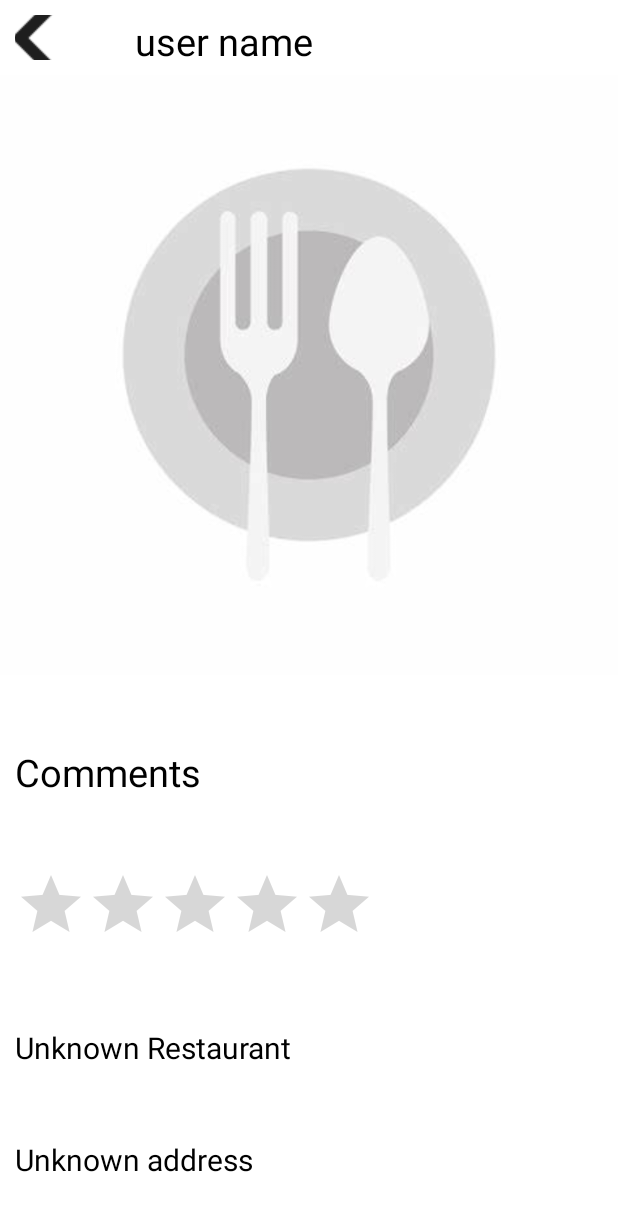
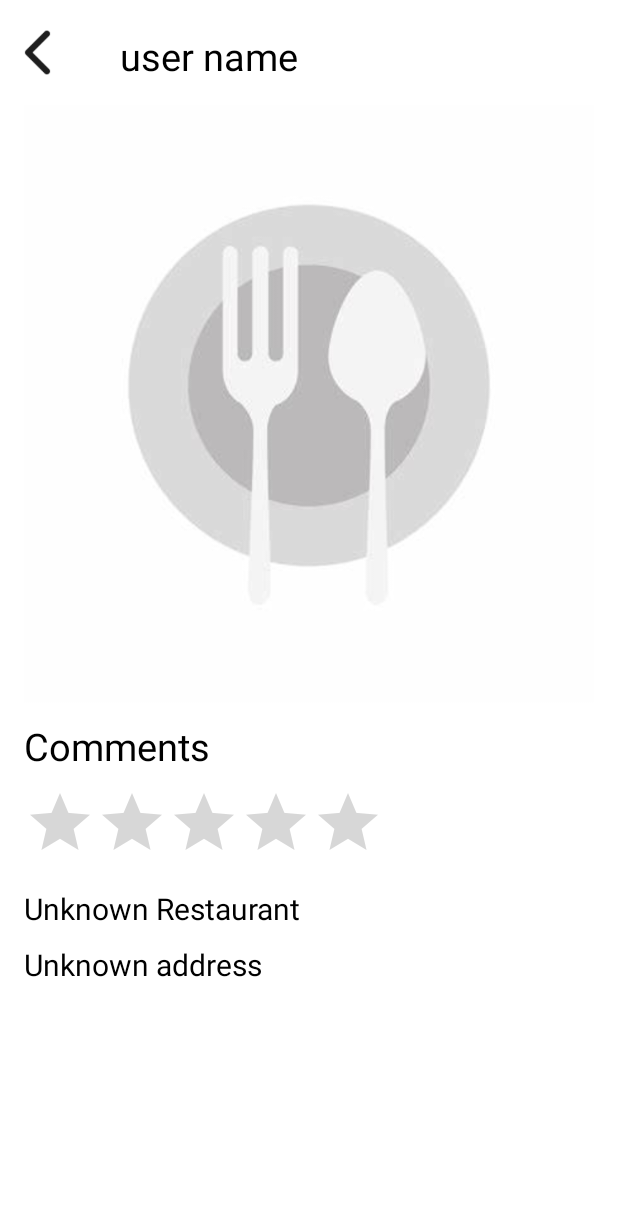
Before and after one commit to pant3ha/ResCovery, an Android app: the fragment PostFragment shown on its own in the app's theme, on a phone screen of 412 x 824 dp. Shown: the top 1211 px of the screen. Run offline under Robolectric (Android 15) with nearby library versions, the light colour scheme and no system bars; our stand-ins replace Firebase (no records; nobody signed in at launch, a user with empty details on screens opened directly), Room's generated code; libraries missing offline, so code that uses them is left out: androidx.privacysandbox.ads; 5 statements that could not run were skipped.

Commit message:
update styles

```diff
--- a/ResCovery/app/src/main/java/com/example/rescovery/ui/home/fragments/RestaurantFragment.kt
+++ b/ResCovery/app/src/main/java/com/example/rescovery/ui/home/fragments/RestaurantFragment.kt
@@ -115,7 +115,7 @@ class RestaurantFragment : Fragment() {
             view.findViewById<TextView>(R.id.name)?.text = restaurant?.restaurantName ?: "Unknown"
             view.findViewById<TextView>(R.id.address)?.text = restaurant?.restaurantAddress ?: "Unknown"
             view.findViewById<TextView>(R.id.description)?.text = restaurant?.description ?: "Unknown"
-            view.findViewById<TextView>(R.id.price_range)?.text = restaurant?.priceRange ?: "Unknown"
+            view.findViewById<TextView>(R.id.price_range)?.text = "\$ ${restaurant?.priceRange}" ?: "Unknown"
             view.findViewById<TextView>(R.id.phone)?.text = restaurant?.phoneNumber ?: "Unknown"
             view.findViewById<RatingBar>(R.id.overall_rating).rating = (restaurant?.overallRating ?: 5.0).toFloat()
         }
--- a/ResCovery/app/src/main/res/layout/activity_account_settings.xml
+++ b/ResCovery/app/src/main/res/layout/activity_account_settings.xml
@@ -26,8 +26,8 @@
 
             <ImageView
                 android:id="@+id/profile_close_btn"
-                android:layout_width="30dp"
-                android:layout_height="30dp"
+                android:layout_width="50dp"
+                android:layout_height="50dp"
                 android:layout_alignParentStart="true"
                 android:src="@drawable/left"/>
 
@@ -36,6 +36,8 @@
                 android:layout_height="wrap_content"
                 android:layout_centerHorizontal="true"
                 android:layout_centerVertical="true"
+                android:textSize="20sp"
+                android:textStyle="bold"
                 android:text="Edit Profile"/>
 
         </RelativeLayout>
--- a/ResCovery/app/src/main/res/layout/activity_add_post.xml
+++ b/ResCovery/app/src/main/res/layout/activity_add_post.xml
@@ -4,6 +4,7 @@
     xmlns:tools="http://schemas.android.com/tools"
     android:layout_width="match_parent"
     android:layout_height="match_parent"
+    android:layout_marginTop="16dp"
     android:padding="16dp"
     tools:context=".AddPostActivity">
 
@@ -26,8 +27,8 @@
 
             <ImageView
                 android:id="@+id/add_post_close_btn"
-                android:layout_width="30dp"
-                android:layout_height="30dp"
+                android:layout_width="50dp"
+                android:layout_height="50dp"
                 android:layout_alignParentStart="true"
                 android:src="@drawable/left"/>
 
--- a/ResCovery/app/src/main/res/layout/fragment_post.xml
+++ b/ResCovery/app/src/main/res/layout/fragment_post.xml
@@ -1,50 +1,39 @@
 <?xml version="1.0" encoding="utf-8"?>
-<androidx.constraintlayout.widget.ConstraintLayout xmlns:android="http://schemas.android.com/apk/res/android"
+<LinearLayout xmlns:android="http://schemas.android.com/apk/res/android"
     xmlns:app="http://schemas.android.com/apk/res-auto"
     xmlns:tools="http://schemas.android.com/tools"
     android:layout_width="match_parent"
     android:layout_height="match_parent"
+    android:orientation="vertical"
     android:background="@color/white">
 
 
     <LinearLayout
         android:id="@+id/profile_info"
         android:layout_width="match_parent"
-        android:layout_height="30dp"
+        android:layout_height="wrap_content"
         android:layout_marginTop="10dp"
-        app:layout_constraintTop_toTopOf="parent"
-        app:layout_constraintBottom_toTopOf="@+id/photo_container"
-        app:layout_constraintRight_toRightOf="parent"
-        app:layout_constraintLeft_toLeftOf="parent">
+        android:orientation="horizontal">
         <ImageButton
             android:id="@+id/back_btn"
-            android:layout_width="30dp"
-            android:layout_height="30dp"
-            android:layout_marginLeft="10dp"
-            app:srcCompat="@drawable/left"
-            app:layout_constraintLeft_toLeftOf="parent"
-            app:layout_constraintBottom_toBottomOf="@+id/photo_container"
-            app:layout_constraintTop_toTopOf="parent"/>
+            android:layout_width="50dp"
+            android:layout_height="50dp"
+            android:layout_gravity="center"
+            android:background="@drawable/left" />
         <ImageView
             android:id="@+id/profile_picture"
             android:layout_width="30dp"
             android:layout_height="30dp"
-            android:layout_marginLeft="10dp"
-            app:layout_constraintTop_toTopOf="parent"
-            app:layout_constraintBottom_toTopOf="@+id/photo_container"
-            app:layout_constraintLeft_toRightOf="@id/back_btn"/>
+            android:layout_gravity="center" />
 
         <TextView
             android:id="@+id/user_name"
             android:layout_width="wrap_content"
             android:layout_height="30dp"
-            android:layout_marginLeft="10dp"
             android:text="user name"
             android:textSize="25sp"
-            android:textColor="@color/black"
-            app:layout_constraintTop_toTopOf="parent"
-            app:layout_constraintBottom_toTopOf="@+id/photo_container"
-            app:layout_constraintLeft_toRightOf="@id/profile_picture"/>
+            android:layout_gravity="center"
+            android:textColor="@color/black" />
     </LinearLayout>
 
     <ImageView
@@ -52,64 +41,46 @@
         android:layout_width="match_parent"
         android:layout_height="400dp"
         android:layout_marginTop="10dp"
-        android:scaleType="centerCrop"
-        app:layout_constraintTop_toBottomOf="@id/profile_info"/>
+        android:layout_marginHorizontal="16dp"
+        android:scaleType="centerCrop" />
 
     <TextView
         android:id="@+id/comments"
         android:layout_width="match_parent"
         android:layout_height="wrap_content"
         android:layout_marginTop="10dp"
-        android:layout_marginRight="10dp"
+        android:layout_marginHorizontal="16dp"
         android:text="Comments"
         android:textSize="25sp"
-        android:textColor="@color/black"
-        android:layout_marginLeft="10dp"
-        app:layout_constraintLeft_toLeftOf="parent"
-        app:layout_constraintRight_toRightOf="parent"
-        app:layout_constraintBottom_toTopOf="@+id/rating"
-        app:layout_constraintTop_toBottomOf="@id/photo_container"/>
+        android:textColor="@color/black" />
 
     <RatingBar
         android:id="@+id/rating"
         android:layout_width="wrap_content"
         android:layout_height="wrap_content"
-        android:layout_gravity="center"
-        android:layout_marginLeft="10dp"
-        android:layout_marginRight="10dp"
+        android:layout_marginHorizontal="16dp"
         android:layout_marginTop="10dp"
         android:progressTint="@color/gold"
-        android:isIndicator="true"
-        app:layout_constraintBottom_toTopOf="@id/restaurant_name"
-        app:layout_constraintLeft_toLeftOf="parent"
-        app:layout_constraintTop_toBottomOf="@id/comments" />
+        android:isIndicator="true" />
 
     <TextView
         android:layout_width="match_parent"
         android:layout_height="wrap_content"
         android:layout_marginTop="10dp"
         android:id="@+id/restaurant_name"
-        android:layout_marginLeft="10dp"
-        android:layout_marginRight="10dp"
+        android:layout_marginHorizontal="16dp"
         android:text="Restaurant name"
         android:textColor="@color/black"
-        android:textSize="20sp"
-        app:layout_constraintLeft_toLeftOf="parent"
-        app:layout_constraintTop_toBottomOf="@id/rating"
-        app:layout_constraintBottom_toTopOf="@id/restaurant_address"/>
+        android:textSize="20sp" />
 
     <TextView
         android:layout_width="match_parent"
         android:layout_height="wrap_content"
         android:layout_marginTop="10dp"
         android:id="@+id/restaurant_address"
-        android:layout_marginLeft="10dp"
-        android:layout_marginRight="10dp"
+        android:layout_marginHorizontal="16dp"
         android:text="Restaurant address"
         android:textColor="@color/black"
-        android:textSize="20sp"
-        app:layout_constraintLeft_toLeftOf="parent"
-        app:layout_constraintTop_toBottomOf="@id/restaurant_name"
-        app:layout_constraintBottom_toBottomOf="parent"/>
+        android:textSize="20sp" />
 
-</androidx.constraintlayout.widget.ConstraintLayout>
+</LinearLayout>
--- a/ResCovery/app/src/main/res/layout/fragment_restaurant.xml
+++ b/ResCovery/app/src/main/res/layout/fragment_restaurant.xml
@@ -9,10 +9,9 @@
 
     <ImageButton
         android:id="@+id/close_btn"
-        android:layout_width="30dp"
-        android:layout_height="30dp"
-        android:layout_marginLeft="10dp"
-        android:src="@drawable/left"
+        android:layout_width="50dp"
+        android:layout_height="50dp"
+        android:background="@drawable/left"
         app:layout_constraintLeft_toLeftOf="parent"
         app:layout_constraintTop_toTopOf="parent"
         app:layout_constraintBottom_toTopOf="@+id/image_scroll" />
@@ -23,7 +22,7 @@
         android:layout_height="wrap_content"
         android:text="NAME"
         android:textStyle="bold"
-        android:textSize="30sp"
+        android:textSize="25sp"
         app:layout_constraintLeft_toRightOf="@id/close_btn"
         app:layout_constraintRight_toRightOf="parent"
         app:layout_constraintTop_toTopOf="parent"
@@ -33,6 +32,7 @@
         android:id="@+id/image_scroll"
         android:layout_width="match_parent"
         android:layout_height="200dp"
+        android:paddingHorizontal="16dp"
         android:orientation="horizontal"
         android:scrollbars="horizontal"
         app:layout_constraintRight_toRightOf="parent"
@@ -45,6 +45,7 @@
         android:layout_width="match_parent"
         android:layout_height="wrap_content"
         android:orientation="vertical"
+        android:paddingHorizontal="16dp"
         app:layout_constraintBottom_toTopOf="@+id/comments"
         app:layout_constraintRight_toRightOf="parent"
         app:layout_constraintLeft_toLeftOf="parent"
@@ -88,6 +89,7 @@
         android:id="@+id/comments"
         android:layout_width="match_parent"
         android:layout_height="200dp"
+        android:paddingHorizontal="16dp"
         android:scrollbars="vertical"
         app:layout_constraintLeft_toLeftOf="parent"
         app:layout_constraintBottom_toBottomOf="parent"
--- a/ResCovery/app/src/main/res/layout/fragment_search.xml
+++ b/ResCovery/app/src/main/res/layout/fragment_search.xml
@@ -29,6 +29,7 @@
             android:id="@+id/list_view"
             android:layout_width="match_parent"
             android:layout_height="wrap_content"
+            android:layout_marginHorizontal="16dp"
             android:textSize="20sp" />
 
     </LinearLayout>
```
